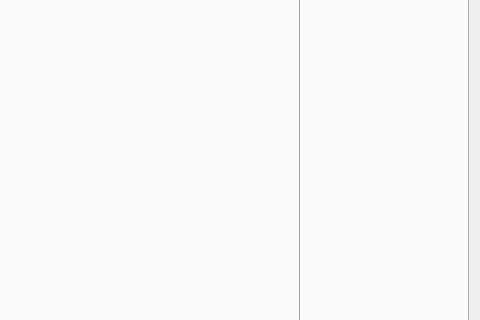
First picture: the form in maxdoas/tfrmtempctrl.ui, repository pioupus/maxdoas_app, before the edit; both pictures show x 259 to 739 and y 156 to 476 of the 739 by 581 pixel window.
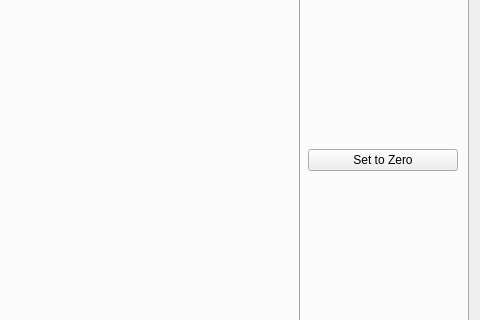
Second picture: the form after the edit.

Commit message: -first implmention of tilt visualsation

Diff of the .ui file:
```diff
--- a/maxdoas/tfrmtempctrl.ui
+++ b/maxdoas/tfrmtempctrl.ui
@@ -204,6 +204,26 @@
                </property>
               </widget>
              </item>
+             <item>
+              <spacer name="verticalSpacer_4">
+               <property name="orientation">
+                <enum>Qt::Vertical</enum>
+               </property>
+               <property name="sizeHint" stdset="0">
+                <size>
+                 <width>20</width>
+                 <height>40</height>
+                </size>
+               </property>
+              </spacer>
+             </item>
+             <item>
+              <widget class="QPushButton" name="btnSetTiltToZero">
+               <property name="text">
+                <string>Set to Zero</string>
+               </property>
+              </widget>
+             </item>
              <item>
               <spacer name="verticalSpacer_3">
                <property name="orientation">
```
The commit also changes 10 other files.
